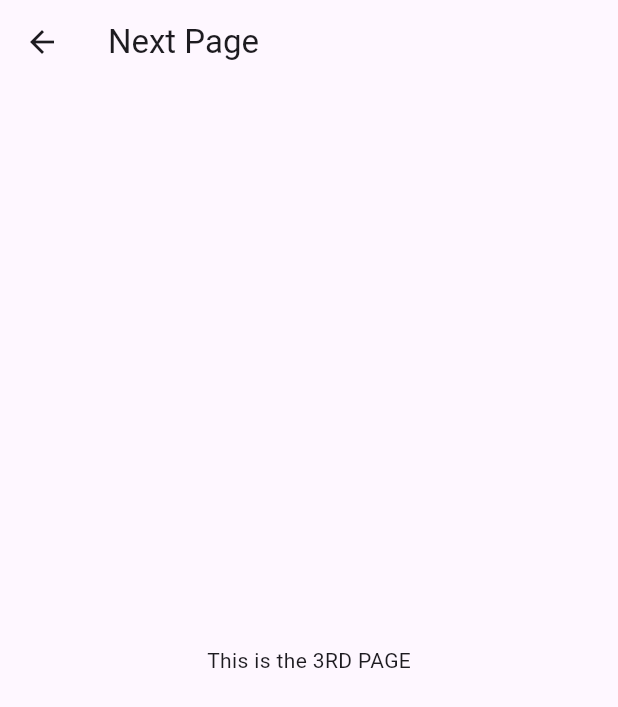
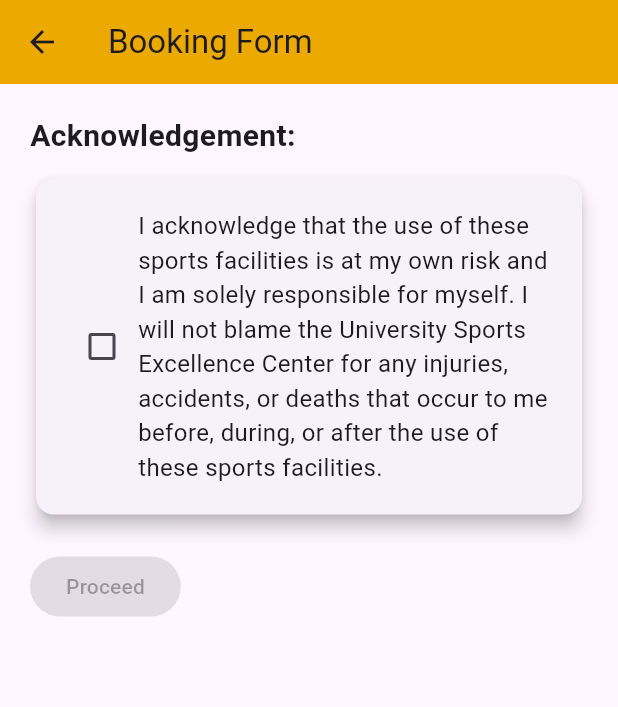
Before and after one commit to nuramirahathirahnazli/ByteBurst, a Flutter app: the BookingFormPage3 screen opened directly, on a phone screen of 412 x 824 dp. Shown: the top 707 px of the screen. Run offline on Flutter 3.47's test engine with Material 3 defaults, Android fonts, the light colour scheme and no system bars; our stand-ins replace cloud_firestore, firebase_auth, firebase_core, table_calendar; accounts and stored records are empty.

Commit message:
latest update admin dashboard, forgot pasword, booking form

```diff
--- a/utmfit/lib/main.dart
+++ b/utmfit/lib/main.dart
@@ -2,7 +2,9 @@
 
 import 'package:firebase_core/firebase_core.dart';
 import 'package:flutter/material.dart';
+import 'package:utmfit/screens/user/Auth/signin_user.dart';
 import 'package:utmfit/screens/user/dashboard_user.dart';
+import 'package:utmfit/screens/admin/dashboard_admin.dart';
 import 'package:utmfit/screens/user/profile/edit_profile.dart';
 import 'package:utmfit/screens/user/profile/profile_user.dart';
 import 'package:utmfit/screens/user/booking/history_booking.dart';
@@ -28,7 +30,8 @@ class MyApp extends StatelessWidget {
     return const MaterialApp(
       debugShowCheckedModeBanner: false,
       //home: dashboardUser(),
-      home: MyHistoryBooking()
+       home: loginScreen()
+      // home: DashboardAdmin(),
     );
   }
 }
--- a/utmfit/lib/screens/user/Booking/bookingform.dart
+++ b/utmfit/lib/screens/user/Booking/bookingform.dart
@@ -78,6 +78,7 @@ class _BookingFormPageState extends State<BookingFormPage> {
   }
 }
 
+
 // ============================ BOOKING PAGE 2 =============================
 
 class BookingFormPage2 extends StatefulWidget {
@@ -123,7 +124,7 @@ class _BookingFormPage2State extends State<BookingFormPage2> {
     return Scaffold(
       appBar: AppBar(
         backgroundColor: clrUserPrimary,
-        title: Text('Court Information'),
+        title: Text('Booking Form'),
       ),
       body: SingleChildScrollView(
         padding: const EdgeInsets.all(20.0),
@@ -267,19 +268,77 @@ class BookingFormPage3 extends StatefulWidget {
 
 class _BookingFormPage3State extends State<BookingFormPage3> {
   int _page = 0;
+  bool _acknowledged = false;
 
   @override
   Widget build(BuildContext context) {
     return Scaffold(
       appBar: AppBar(
-        title: Text('Next Page'),
+        backgroundColor: clrUserPrimary,
+        title: Text('Booking Form'),
       ),
-      body: Center(
-        child: Text('This is the 3RD PAGE'),
+      body: SingleChildScrollView(
+        padding: const EdgeInsets.all(20.0),
+        child: Column(
+          crossAxisAlignment: CrossAxisAlignment.start,
+          children: [
+            Text(
+              'Acknowledgement:',
+              style: TextStyle(
+                fontWeight: FontWeight.bold,
+                fontSize: 20,
+              ),
+            ),
+            SizedBox(height: 10),
+            // Card for acknowledgment
+            Card(
+              elevation: 5,
+              child: Padding(
+                padding: const EdgeInsets.all(20.0),
+                child: Column(
+                  crossAxisAlignment: CrossAxisAlignment.start,
+                  children: [
+                    Row(
+                      children: [
+                        Checkbox(
+                          value: _acknowledged,
+                          onChanged: (value) {
+                            setState(() {
+                              _acknowledged = value!;
+                            });
+                          },
+                        ),
+                        Flexible(
+                          child: Text(
+                            'I acknowledge that the use of these sports facilities is at my own risk and I am solely responsible for myself. I will not blame the University Sports Excellence Center for any injuries, accidents, or deaths that occur to me before, during, or after the use of these sports facilities.',
+                            style: TextStyle(fontSize: 16),
+                            overflow: TextOverflow.ellipsis,
+                            maxLines: 10, // Adjust maxLines as needed
+                          ),
+                        ),
+                      ],
+                    ),
+                  ],
+                ),
+              ),
+            ),
+            SizedBox(height: 20),
+            // Button to proceed if acknowledged
+            ElevatedButton(
+              onPressed: _acknowledged
+                  ? () {
+                      // Proceed to the next step
+                    }
+                  : null, // Disable button if not acknowledged
+              child: Text('Proceed'),
+            ),
+          ],
+        ),
       ),
     );
   }
 }
+
 
 void main() {
   runApp(MaterialApp(
```
Also changed, not shown: utmfit/lib/screens/admin/dashboard_admin.dart (+80 -88 lines), utmfit/lib/screens/authentication/forgotpassword.dart (+48 -14 lines), utmfit/lib/src/common_widgets/sidebar.dart (added, +81 -0 lines).
